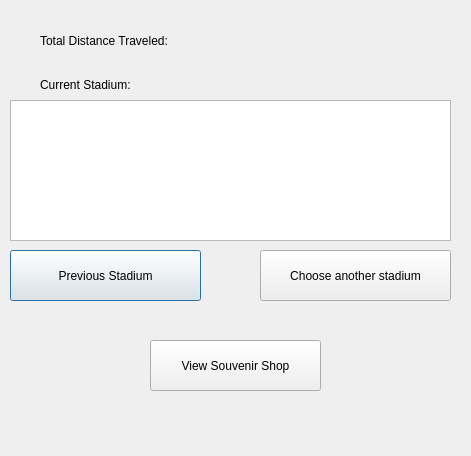
The window that dodgerstadiumtrip.ui (Ling2251/CS1D-Project-2-Baseball-Project) describes before a commit, drawn with Qt 5.
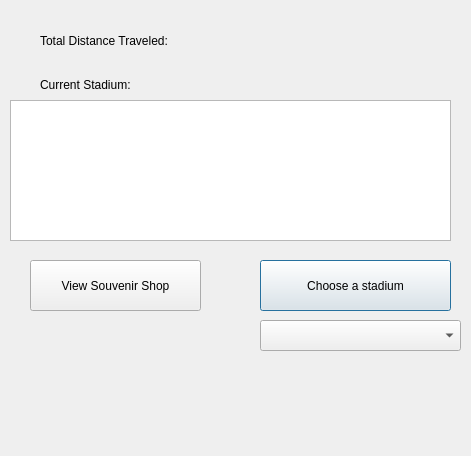
The same window after the commit.

What changed in the file:
```diff
--- a/dodgerstadiumtrip.ui
+++ b/dodgerstadiumtrip.ui
@@ -13,19 +13,6 @@
   <property name="windowTitle">
    <string>Dialog</string>
   </property>
-  <widget class="QPushButton" name="pushButton">
-   <property name="geometry">
-    <rect>
-     <x>10</x>
-     <y>250</y>
-     <width>191</width>
-     <height>51</height>
-    </rect>
-   </property>
-   <property name="text">
-    <string>Previous Stadium</string>
-   </property>
-  </widget>
   <widget class="QLabel" name="label">
    <property name="geometry">
     <rect>
@@ -43,13 +30,13 @@
    <property name="geometry">
     <rect>
      <x>260</x>
-     <y>250</y>
+     <y>260</y>
      <width>191</width>
      <height>51</height>
     </rect>
    </property>
    <property name="text">
-    <string>Choose another stadium</string>
+    <string>Choose a stadium</string>
    </property>
   </widget>
   <widget class="QLabel" name="label_2">
@@ -78,8 +65,8 @@
   <widget class="QPushButton" name="pushButton_3">
    <property name="geometry">
     <rect>
-     <x>150</x>
-     <y>340</y>
+     <x>30</x>
+     <y>260</y>
      <width>171</width>
      <height>51</height>
     </rect>
@@ -88,6 +75,16 @@
     <string>View Souvenir Shop</string>
    </property>
   </widget>
+  <widget class="QComboBox" name="stadiumComboBox">
+   <property name="geometry">
+    <rect>
+     <x>260</x>
+     <y>320</y>
+     <width>201</width>
+     <height>31</height>
+    </rect>
+   </property>
+  </widget>
  </widget>
  <resources/>
  <connections/>
```
